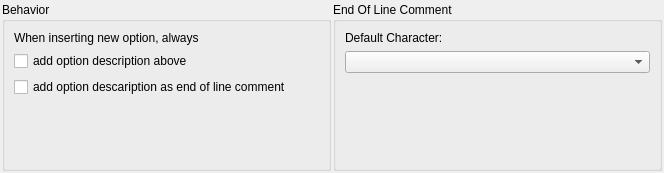
Above: src/option/solveroptionsetting.ui from GAMS-dev/studio before the change. Below: the same form after it.
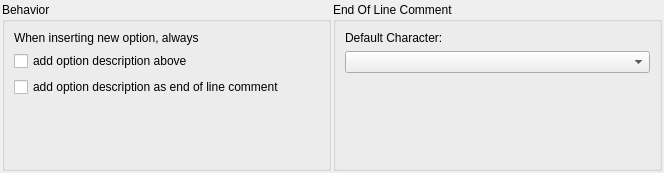
That is the form after the change.

Commit message: able to add description comment when drag and grop

Diff of the .ui file:
```diff
--- a/src/option/solveroptionsetting.ui
+++ b/src/option/solveroptionsetting.ui
@@ -76,7 +76,7 @@
          </sizepolicy>
         </property>
         <property name="text">
-         <string>add option descaription as end of line comment</string>
+         <string>add option description as end of line comment</string>
         </property>
        </widget>
       </item>
```
The commit also changes 8 other files.
